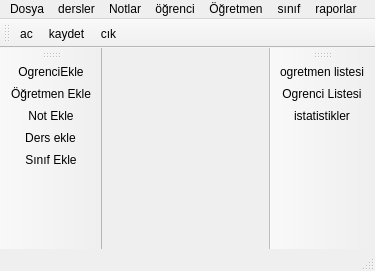
Before: the Qt Designer form Gorsel/ana_pencere.ui in sadededeoglu/okulprojesi, drawn with Qt 5.
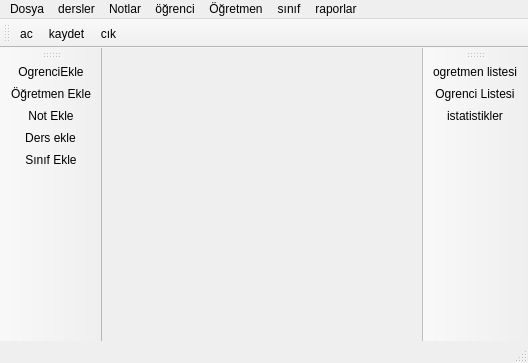
After: the same form once the commit is applied. Icons and pictures are not drawn.

The edit to the form file:
```diff
--- a/Gorsel/ana_pencere.ui
+++ b/Gorsel/ana_pencere.ui
@@ -6,10 +6,16 @@
    <rect>
     <x>0</x>
     <y>0</y>
-    <width>375</width>
-    <height>271</height>
+    <width>528</width>
+    <height>363</height>
    </rect>
   </property>
+  <property name="minimumSize">
+   <size>
+    <width>528</width>
+    <height>363</height>
+   </size>
+  </property>
   <property name="mouseTracking">
    <bool>false</bool>
   </property>
@@ -25,7 +31,7 @@
     <rect>
      <x>0</x>
      <y>0</y>
-     <width>375</width>
+     <width>528</width>
      <height>20</height>
     </rect>
    </property>
```
